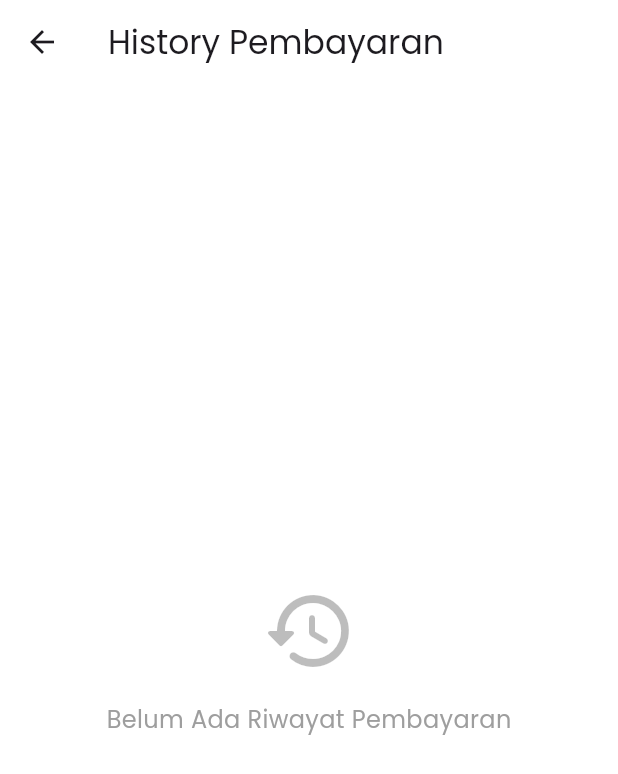
After one commit to Rapid-Rawr/3-Star-Consignment, a Flutter app: the HistoryPembayaranPage screen opened directly, on a phone screen of 412 x 824 dp. The commit adds this screen. Shown: the top 774 px of the screen. Run offline on Flutter 3.47's test engine with Material 3 defaults, Android fonts, the phone set to English and light mode, and no system bars; our stand-ins replace cached_network_image, cloud_firestore, firebase_auth, firebase_core, flutter_dotenv, flutter_svg and 3 more; accounts and stored records are empty; generated files the repository leaves out were written again.

Commit message:
Pembayaran dan refactoring art icon

```diff
--- /dev/null
+++ b/lib/views/pembayaran/history_pembayaran_page.dart
@@ -0,0 +1,38 @@
+import 'package:flutter/material.dart';
+
+class HistoryPembayaranPage extends StatelessWidget {
+  const HistoryPembayaranPage({super.key});
+
+  @override
+  Widget build(BuildContext context) {
+    final bool isDark = Theme.of(context).brightness == Brightness.dark;
+    final Color emptyIcon = isDark ? Colors.white24 : Colors.black26;
+    final Color emptyText = isDark ? Colors.white38 : const Color(0xFF9E9E9E);
+
+    return Scaffold(
+      appBar: AppBar(
+        title: const Text(
+          'History Pembayaran',
+          style: TextStyle(fontFamily: 'Poppins'),
+        ),
+      ),
+      body: Center(
+        child: Column(
+          mainAxisAlignment: MainAxisAlignment.center,
+          children: [
+            Icon(Icons.history_rounded, size: 64, color: emptyIcon),
+            const SizedBox(height: 16),
+            Text(
+              'Belum Ada Riwayat Pembayaran',
+              style: TextStyle(
+                fontSize: 16,
+                color: emptyText,
+                fontFamily: 'Poppins',
+              ),
+            ),
+          ],
+        ),
+      ),
+    );
+  }
+}
```
Also changed, not shown: lib/views/pembayaran/pembayaran_manual_page.dart (added, +38 -0 lines), lib/views/pembayaran/pembayaran_page.dart (added, +35 -0 lines), lib/views/tabbar_page/pembayaran_page.dart (+141 -2 lines), assets/icons/Client.svg, assets/icons/ConsignmentItem.svg, assets/icons/Operator.svg, assets/icons/Payment History.svg (added), assets/icons/Payment.svg (added).
